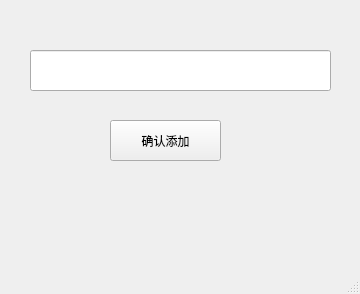
Above: src/wordAddWindow.ui from tangdouer1005/word_game before the change. Below: the same form after it.
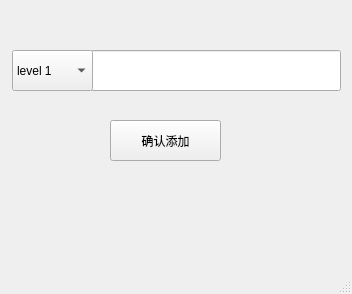
That is the form after the change.

Patch:
```diff
--- a/src/wordAddWindow.ui
+++ b/src/wordAddWindow.ui
@@ -6,7 +6,7 @@
    <rect>
     <x>0</x>
     <y>0</y>
-    <width>360</width>
+    <width>352</width>
     <height>294</height>
    </rect>
   </property>
@@ -17,9 +17,9 @@
    <widget class="QLineEdit" name="wordLine">
     <property name="geometry">
      <rect>
-      <x>30</x>
+      <x>90</x>
       <y>50</y>
-      <width>301</width>
+      <width>251</width>
       <height>41</height>
      </rect>
     </property>
@@ -37,6 +37,31 @@
      <string>确认添加</string>
     </property>
    </widget>
+   <widget class="QComboBox" name="levelBox">
+    <property name="geometry">
+     <rect>
+      <x>12</x>
+      <y>50</y>
+      <width>81</width>
+      <height>41</height>
+     </rect>
+    </property>
+    <item>
+     <property name="text">
+      <string>level 1</string>
+     </property>
+    </item>
+    <item>
+     <property name="text">
+      <string>level 2</string>
+     </property>
+    </item>
+    <item>
+     <property name="text">
+      <string>level 3</string>
+     </property>
+    </item>
+   </widget>
   </widget>
   <widget class="QMenuBar" name="menubar">
    <property name="geometry">
```
Left out of the diff: 2 changed lines with no effect on the pictures.
